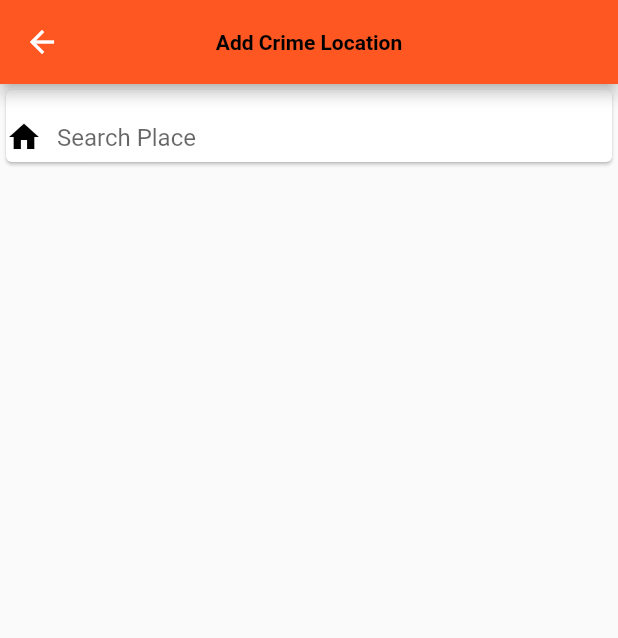
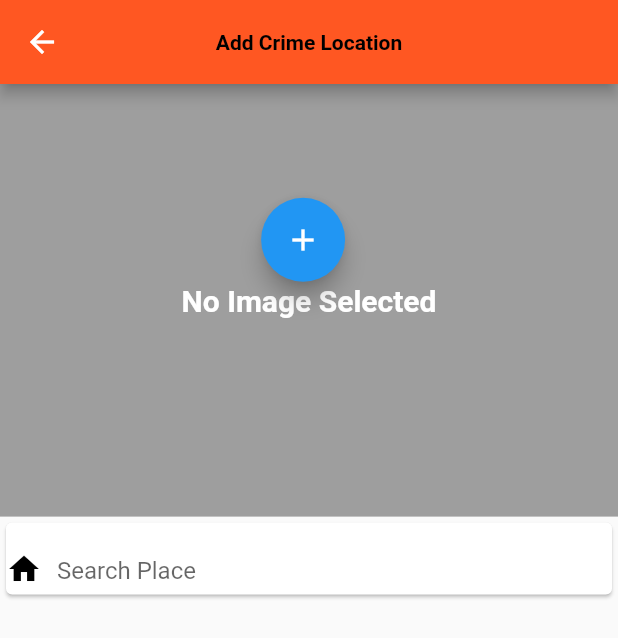
Before and after one commit to mulieriq/crime_map, a Flutter app: the AddCrimeLocation screen opened directly, on a phone screen of 412 x 824 dp. Shown: the top 638 px of the screen. Run offline on Flutter 3.47's test engine with Material 2 defaults, Android fonts, the phone set to English and light mode, and no system bars; our stand-ins replace cloud_firestore, firebase_auth, firebase_core, firebase_storage, font_awesome_flutter, freezed_annotation and 3 more; missing offline and left inert: google_maps_webservice, multi_image_picker; accounts and stored records are empty.

Commit message:
Loading images

```diff
--- a/lib/src/helpers/common/app_constants.dart
+++ b/lib/src/helpers/common/app_constants.dart
@@ -8,4 +8,6 @@ class AppConstants {
   static const String kGoogleCountry = 'ke';
   static const String kGoogleSearchLocation = 'Search Place';
   static const String addCrimePageTitle = 'Add Crime Location';
+  static const String firebaseStorageBucket = 'crimeLocation';
+  static const String noImageSelected = 'No Image Selected';
 }
--- a/lib/src/views/home/add_crime_location.dart
+++ b/lib/src/views/home/add_crime_location.dart
@@ -1,8 +1,10 @@
 import 'package:flutter/material.dart';
 import 'package:google_maps_webservice/places.dart';
+import 'package:multi_image_picker/multi_image_picker.dart';
 
 import '../../helpers/common/app_constants.dart';
 import '../../helpers/widgets/app_text.dart';
+import '../../utils/media_utility.dart';
 import 'places/adress_search.dart';
 import 'places/places_service.dart';
 
@@ -14,7 +16,10 @@ class AddCrimeLocation extends StatefulWidget {
 class _AddCrimeLocationState extends State<AddCrimeLocation> {
   GoogleMapsPlaces _places =
       GoogleMapsPlaces(apiKey: AppConstants.kGoogleApiKey);
+
   final _controller = TextEditingController();
+
+  List<Asset> images = <Asset>[];
   @override
   Widget build(BuildContext context) {
     return Scaffold(
@@ -27,16 +32,93 @@ class _AddCrimeLocationState extends State<AddCrimeLocation> {
       body: SingleChildScrollView(
         child: Column(
           children: [
+            Container(
+                child: images.isEmpty
+                    ? Stack(
+                        children: <Widget>[
+                          Container(
+                            color: Colors.grey,
+                            height: MediaQuery.of(context).size.height * 0.35,
+                            child: Center(
+                              child: Text(
+                                AppConstants.noImageSelected,
+                                style: TextStyle(
+                                    color: Colors.white,
+                                    fontSize: 20,
+                                    fontWeight: FontWeight.w700),
+                              ),
+                            ),
+                          ),
                           Positioned(
-              top: 10,
-              left: 5,
-              right: 5,
-              child: Card(
+                            left: MediaQuery.of(context).size.width * 0.4225,
+                            bottom: MediaQuery.of(context).size.height * 0.1900,
+                            child: Center(
+                              child: FloatingActionButton(
+                                onPressed: () {
+                                  MediaService.getImages().then((value) =>
+                                      setState(() => images = value));
+                                },
+                                child: Icon(Icons.add),
+                              ),
+                            ),
+                          ),
+                        ],
+                      )
+                    : Container(
+                        height: MediaQuery.of(context).size.height * 0.35,
+                        color: Colors.grey.withAlpha(100),
+                        child: GridView.builder(
+                            itemCount: images.length,
+                            scrollDirection: Axis.horizontal,
+                            gridDelegate:
+                                SliverGridDelegateWithFixedCrossAxisCount(
+                                    crossAxisCount: images.length == 1
+                                        ? 1
+                                        : images.length == 2
+                                            ? 1
+                                            : images.length == 3
+                                                ? 1
+                                                : images.length == 4
+                                                    ? 1
+                                                    : 1),
+                            itemBuilder: (BuildContext context, index) {
+                              Asset asset = images[index];
+
+                              return Stack(
+                                fit: StackFit.expand,
+                                children: <Widget>[
+                                  Container(
+                                    child: AssetThumb(
+                                      quality: 100,
+                                      height: 120,
+                                      width: 150,
+                                      asset: asset,
+                                    ),
+                                  ),
+                                  Positioned(
+                                    right: 0,
+                                    top: 0,
+                                    child: Center(
+                                        child: IconButton(
+                                      onPressed: () {
+                                        setState(() {
+                                          images.removeAt(index);
+                                        });
+                                      },
+                                      icon: Icon(
+                                        Icons.cancel,
+                                        color: Colors.red,
+                                      ),
+                                    )),
+                                  ),
+                                ],
+                              );
+                            }))),
+            Card(
               child: TextField(
                 controller: _controller,
                 readOnly: true,
                 onTap: () async {
-                    // generate a new token here
                   final sessionToken =
                       DateTime.now().microsecondsSinceEpoch.toString();
                   final Suggestion? result = await showSearch(
@@ -65,7 +147,6 @@ class _AddCrimeLocationState extends State<AddCrimeLocation> {
                 ),
               ),
             ),
-            ),
           ],
         ),
       ),
```
Also changed, not shown: lib/src/data/database/database_client.dart (+45 -0 lines), lib/src/utils/media_utility.dart (+28 -0 lines), 1 other file. Lines whose indentation alone changed are shown as unchanged.
